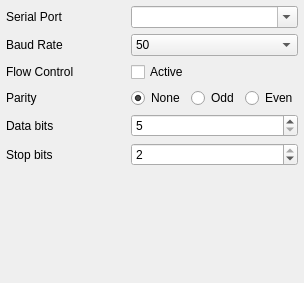
Old version of the form src/ui/SerialSettings.ui in the repository mavlink/qgroundcontrol.
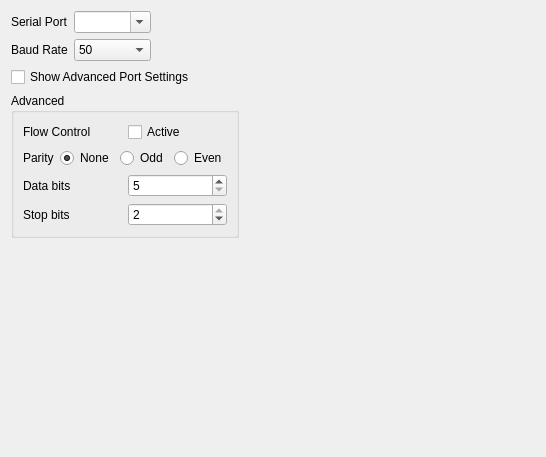
New version of the form.

Commit message: Simplified Serial port selection window

Diff of the .ui file:
```diff
--- a/src/ui/SerialSettings.ui
+++ b/src/ui/SerialSettings.ui
@@ -6,25 +6,24 @@
    <rect>
     <x>0</x>
     <y>0</y>
-    <width>304</width>
-    <height>283</height>
+    <width>546</width>
+    <height>457</height>
    </rect>
   </property>
   <property name="windowTitle">
    <string>Form</string>
   </property>
-  <layout class="QGridLayout" name="gridLayout" rowstretch="0,0,0,0,0,0,0" columnstretch="100,1">
-   <property name="margin">
-    <number>6</number>
-   </property>
-   <item row="0" column="0">
+  <layout class="QVBoxLayout" name="verticalLayout_2">
+   <item>
+    <layout class="QHBoxLayout" name="horizontalLayout_7" stretch="0,1,5">
+     <item>
     <widget class="QLabel" name="portlabel">
      <property name="text">
       <string>Serial Port</string>
      </property>
     </widget>
    </item>
-   <item row="0" column="1">
+     <item>
     <widget class="QComboBox" name="portName">
      <property name="toolTip">
       <string>The serial port to which the system is connected. All ports listed here should work.</string>
@@ -48,14 +47,31 @@
      </item>
     </widget>
    </item>
-   <item row="1" column="0">
+     <item>
+      <spacer name="horizontalSpacer">
+       <property name="orientation">
+        <enum>Qt::Horizontal</enum>
+       </property>
+       <property name="sizeHint" stdset="0">
+        <size>
+         <width>40</width>
+         <height>20</height>
+        </size>
+       </property>
+      </spacer>
+     </item>
+    </layout>
+   </item>
+   <item>
+    <layout class="QHBoxLayout" name="horizontalLayout_6" stretch="0,1,5">
+     <item>
     <widget class="QLabel" name="portlabel_2">
      <property name="text">
       <string>Baud Rate</string>
      </property>
     </widget>
    </item>
-   <item row="1" column="1">
+     <item>
     <widget class="QComboBox" name="baudRate">
      <property name="toolTip">
       <string>The data transmission rate. If unsure 57600 and 115200 are very common rates.</string>
@@ -199,14 +215,46 @@
      </item>
     </widget>
    </item>
-   <item row="2" column="0">
+     <item>
+      <spacer name="horizontalSpacer_2">
+       <property name="orientation">
+        <enum>Qt::Horizontal</enum>
+       </property>
+       <property name="sizeHint" stdset="0">
+        <size>
+         <width>40</width>
+         <height>20</height>
+        </size>
+       </property>
+      </spacer>
+     </item>
+    </layout>
+   </item>
+   <item>
+    <widget class="QCheckBox" name="advCheckBox">
+     <property name="text">
+      <string>Show Advanced Port Settings</string>
+     </property>
+    </widget>
+   </item>
+   <item>
+    <layout class="QHBoxLayout" name="horizontalLayout_8">
+     <item>
+      <widget class="QGroupBox" name="advGroupBox">
+       <property name="title">
+        <string>Advanced</string>
+       </property>
+       <layout class="QVBoxLayout" name="verticalLayout">
+        <item>
+         <layout class="QHBoxLayout" name="horizontalLayout">
+          <item>
     <widget class="QLabel" name="portlabel_3">
      <property name="text">
       <string>Flow Control</string>
      </property>
     </widget>
    </item>
-   <item row="2" column="1">
+          <item>
     <widget class="QCheckBox" name="flowControlCheckBox">
      <property name="toolTip">
       <string>Activate / deactivate hardware flow control. Commonly deactivated</string>
@@ -222,14 +270,18 @@
      </property>
     </widget>
    </item>
-   <item row="3" column="0">
+         </layout>
+        </item>
+        <item>
+         <layout class="QHBoxLayout" name="horizontalLayout_3">
+          <item>
     <widget class="QLabel" name="portlabel_4">
      <property name="text">
       <string>Parity</string>
      </property>
     </widget>
    </item>
-   <item row="3" column="1">
+          <item>
     <layout class="QHBoxLayout" name="horizontalLayout_2">
      <item>
       <widget class="QRadioButton" name="parNone">
@@ -284,7 +336,18 @@
      </item>
     </layout>
    </item>
-   <item row="4" column="1">
+         </layout>
+        </item>
+        <item>
+         <layout class="QHBoxLayout" name="horizontalLayout_4">
+          <item>
+           <widget class="QLabel" name="portlabel_5">
+            <property name="text">
+             <string>Data bits</string>
+            </property>
+           </widget>
+          </item>
+          <item>
     <widget class="QSpinBox" name="dataBitsSpinBox">
      <property name="sizePolicy">
       <sizepolicy hsizetype="Preferred" vsizetype="Fixed">
@@ -318,14 +381,18 @@
      </property>
     </widget>
    </item>
-   <item row="5" column="0">
+         </layout>
+        </item>
+        <item>
+         <layout class="QHBoxLayout" name="horizontalLayout_5">
+          <item>
     <widget class="QLabel" name="portlabel_6">
      <property name="text">
       <string>Stop bits</string>
      </property>
     </widget>
    </item>
-   <item row="5" column="1">
+          <item>
     <widget class="QSpinBox" name="stopBitsSpinBox">
      <property name="sizePolicy">
       <sizepolicy hsizetype="Preferred" vsizetype="Fixed">
@@ -359,26 +426,44 @@
      </property>
     </widget>
    </item>
-   <item row="6" column="0" colspan="2">
+         </layout>
+        </item>
+       </layout>
+       <zorder>horizontalLayoutWidget</zorder>
+       <zorder>horizontalLayoutWidget_2</zorder>
+       <zorder>horizontalLayoutWidget_4</zorder>
+       <zorder>portlabel_5</zorder>
+       <zorder>horizontalLayoutWidget_3</zorder>
+      </widget>
+     </item>
+     <item>
+      <spacer name="horizontalSpacer_3">
+       <property name="orientation">
+        <enum>Qt::Horizontal</enum>
+       </property>
+       <property name="sizeHint" stdset="0">
+        <size>
+         <width>40</width>
+         <height>20</height>
+        </size>
+       </property>
+      </spacer>
+     </item>
+    </layout>
+   </item>
+   <item>
     <spacer name="verticalSpacer">
      <property name="orientation">
       <enum>Qt::Vertical</enum>
      </property>
      <property name="sizeHint" stdset="0">
       <size>
-       <width>0</width>
-       <height>0</height>
+       <width>20</width>
+       <height>40</height>
       </size>
      </property>
     </spacer>
    </item>
-   <item row="4" column="0">
-    <widget class="QLabel" name="portlabel_5">
-     <property name="text">
-      <string>Data bits</string>
-     </property>
-    </widget>
-   </item>
   </layout>
   <action name="actionDelete">
    <property name="text">
```
Lines whose indentation alone changed are shown as unchanged. The commit also changes 3 other files.
